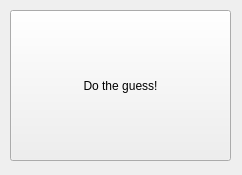
This is components/objectDetectionTesterRockin/src/guiDlg.ui in robocomp/perception as Qt 5 draws it before an edit. The edited form follows.
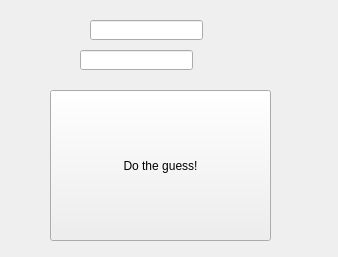
This is the edited form.

```diff
--- a/components/objectDetectionTesterRockin/src/guiDlg.ui
+++ b/components/objectDetectionTesterRockin/src/guiDlg.ui
@@ -6,8 +6,8 @@
    <rect>
     <x>0</x>
     <y>0</y>
-    <width>242</width>
-    <height>175</height>
+    <width>338</width>
+    <height>257</height>
    </rect>
   </property>
   <property name="windowTitle">
@@ -16,8 +16,8 @@
   <widget class="QPushButton" name="doTheGuessButton">
    <property name="geometry">
     <rect>
-     <x>10</x>
-     <y>10</y>
+     <x>50</x>
+     <y>90</y>
      <width>221</width>
      <height>151</height>
     </rect>
@@ -26,6 +26,26 @@
     <string>Do the guess!</string>
    </property>
   </widget>
+  <widget class="QLineEdit" name="lineEdit">
+   <property name="geometry">
+    <rect>
+     <x>90</x>
+     <y>20</y>
+     <width>113</width>
+     <height>20</height>
+    </rect>
+   </property>
+  </widget>
+  <widget class="QLineEdit" name="lineEdit_2">
+   <property name="geometry">
+    <rect>
+     <x>80</x>
+     <y>50</y>
+     <width>113</width>
+     <height>20</height>
+    </rect>
+   </property>
+  </widget>
  </widget>
  <resources/>
  <connections/>
```
